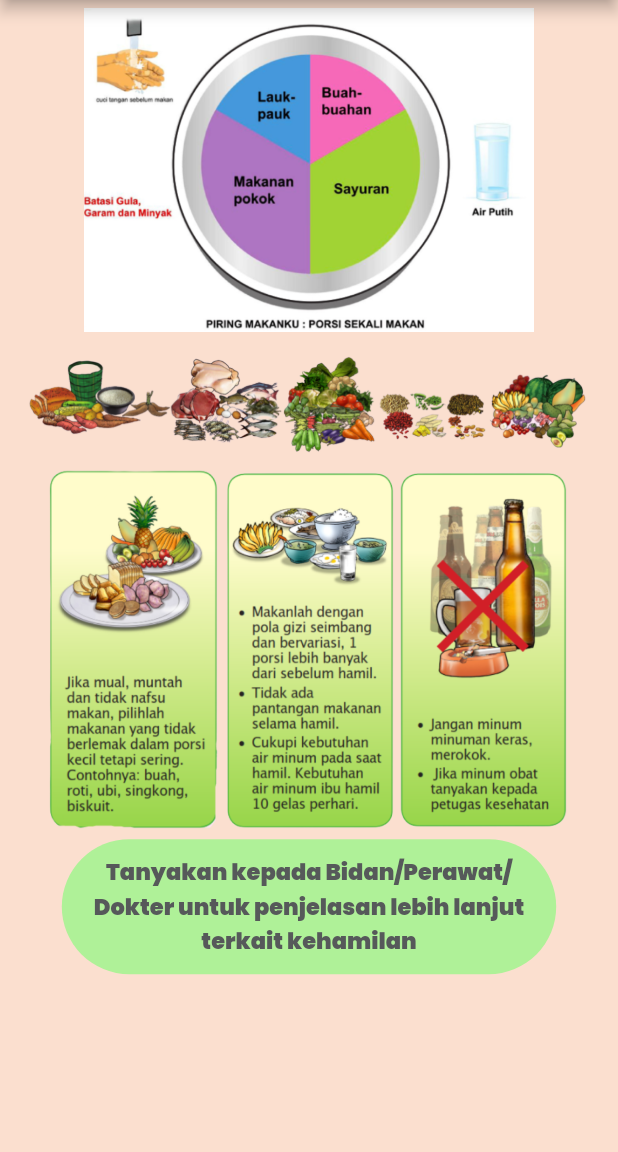
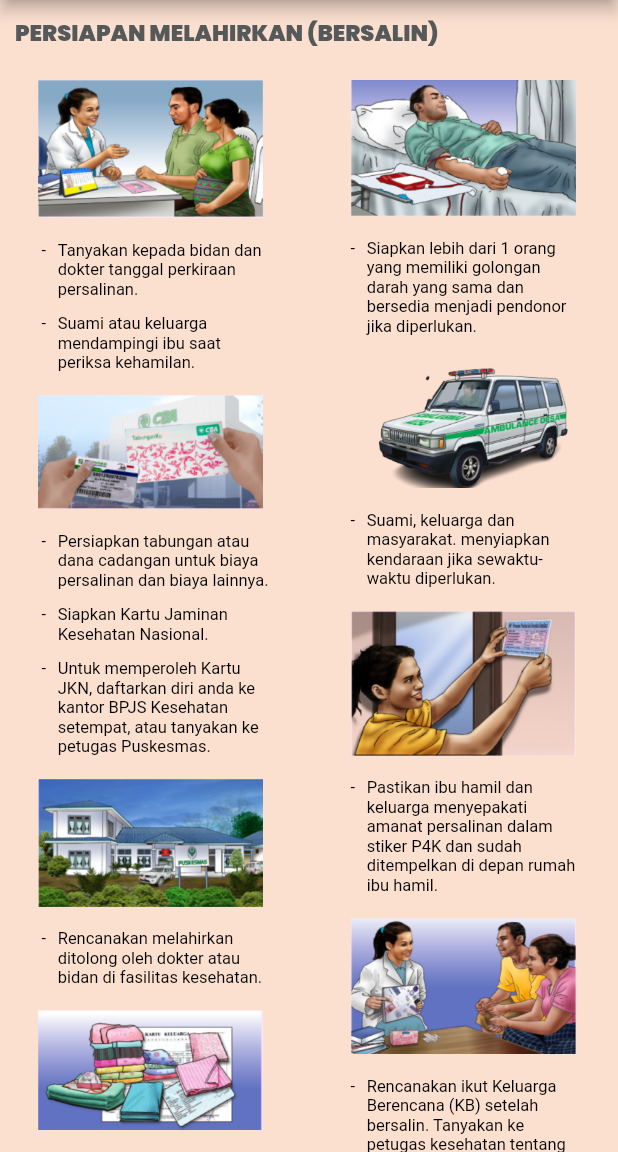
Before and after one commit to Rwhytm/My_ADA-Flutter, a Flutter app: the screen it shows after launch, on a phone screen of 412 x 824 dp, the part 84-1236 px from its top. Run offline on Flutter 3.47's test engine with Material 2 defaults, Android fonts, the phone set to English and light mode, and no system bars; our stand-ins replace google_fonts; missing offline and left inert: dart:ffi.

Commit message:
page ibu hamil 7 done

```diff
--- a/buku_kia/lib/main.dart
+++ b/buku_kia/lib/main.dart
@@ -4,6 +4,7 @@ import 'package:buku_kia/pages/ibu_hamil/ibuhamil3.dart';
 import 'package:buku_kia/pages/ibu_hamil/ibuhamil4.dart';
 import 'package:buku_kia/pages/ibu_hamil/ibuhamil5.dart';
 import 'package:buku_kia/pages/ibu_hamil/ibuhamil6.dart';
+import 'package:buku_kia/pages/ibu_hamil/ibuhamil7.dart';
 import 'package:buku_kia/pages/penjelasan_umum.dart';
 import 'package:buku_kia/pages/splash_screen.dart';
 import 'package:flutter/material.dart';
@@ -17,7 +18,7 @@ class MyApp extends StatelessWidget {
   Widget build(BuildContext context) {
     return MaterialApp(
       debugShowCheckedModeBanner: false,
-      home: IbuHamil6(),
+      home: IbuHamil7(),
     );
   }
 }
--- /dev/null
+++ b/buku_kia/lib/pages/ibu_hamil/ibuhamil7.dart
@@ -0,0 +1,236 @@
+import 'package:buku_kia/themes/color.dart';
+import 'package:buku_kia/themes/font.dart';
+import 'package:buku_kia/widgets/deskripsi_widget.dart';
+import 'package:buku_kia/widgets/judul_besar.dart';
+import 'package:buku_kia/widgets/list_deskripsi.dart';
+import 'package:buku_kia/widgets/subtitle_biru.dart';
+import 'package:flutter/material.dart';
+
+class IbuHamil7 extends StatelessWidget {
+  const IbuHamil7({Key? key}) : super(key: key);
+
+  @override
+  Widget build(BuildContext context) {
+    final width = MediaQuery.of(context).size.width;
+    return Scaffold(
+      backgroundColor: orangeMuda,
+      appBar: AppBar(
+        backgroundColor: orangeTua,
+        actions: [
+          Padding(
+            padding: const EdgeInsets.only(right: 10),
+            child: Align(
+              alignment: Alignment.center,
+              child: Text(
+                'Ibu Hamil',
+                style: judulAppBAr,
+              ),
+            ),
+          ),
+        ],
+        centerTitle: false,
+      ),
+      body: SingleChildScrollView(
+        child: Column(
+          crossAxisAlignment: CrossAxisAlignment.start,
+          children: [
+            const JudulBesar(judul: "PERSIAPAN MELAHIRKAN (BERSALIN)"),
+            Row(
+              mainAxisAlignment: MainAxisAlignment.spaceBetween,
+              crossAxisAlignment: CrossAxisAlignment.start,
+              children: <Widget>[
+                Column(
+                  crossAxisAlignment: CrossAxisAlignment.start,
+                  children: [
+                    Padding(
+                      padding: const EdgeInsets.fromLTRB(25, 10, 25, 10),
+                      child: Image.asset(
+                        'assets/images/konsultasi.png',
+                        width: 150,
+                      ),
+                    ),
+                    Container(
+                      width: width * 0.5,
+                      child: Column(
+                        children: const <Widget>[
+                          ListDeskripsiWidget(
+                            nomor: " - ",
+                            deskripsi:
+                                "Tanyakan	kepada bidan dan dokter tanggal perkiraan persalinan.",
+                            padding: 25,
+                          ),
+                          ListDeskripsiWidget(
+                            nomor: " - ",
+                            deskripsi:
+                                "Suami atau keluarga mendampingi ibu saat periksa kehamilan.",
+                            padding: 25,
+                          ),
+                        ],
+                      ),
+                    ),
+                    Padding(
+                      padding: const EdgeInsets.fromLTRB(25, 10, 25, 10),
+                      child: Image.asset(
+                        'assets/images/asuransi.png',
+                        width: 150,
+                      ),
+                    ),
+                    Container(
+                      width: width * 0.5,
+                      child: Column(
+                        children: const <Widget>[
+                          ListDeskripsiWidget(
+                            nomor: " - ",
+                            deskripsi:
+                                "Persiapkan tabungan atau dana cadangan untuk biaya persalinan dan biaya lainnya.",
+                            padding: 25,
+                          ),
+                          ListDeskripsiWidget(
+                            nomor: " - ",
+                            deskripsi:
+                                "Siapkan Kartu Jaminan Kesehatan Nasional.",
+                            padding: 25,
+                          ),
+                          ListDeskripsiWidget(
+                            nomor: " - ",
+                            deskripsi:
+                                "Untuk memperoleh Kartu JKN, daftarkan diri anda ke kantor BPJS Kesehatan setempat, atau tanyakan ke petugas Puskesmas.",
+                            padding: 25,
+                          ),
+                        ],
+                      ),
+                    ),
+                    Padding(
+                      padding: const EdgeInsets.fromLTRB(25, 10, 25, 10),
+                      child: Image.asset(
+                        'assets/images/rumah.png',
+                        width: 150,
+                      ),
+                    ),
+                    Container(
+                      width: width * 0.5,
+                      child: Column(
+                        children: const <Widget>[
+                          ListDeskripsiWidget(
+                            nomor: " - ",
+                            deskripsi:
+                                "Rencanakan	melahirkan ditolong oleh dokter atau bidan di fasilitas kesehatan.",
+                            padding: 25,
+                          ),
+                        ],
+                      ),
+                    ),
+                    Padding(
+                      padding: const EdgeInsets.fromLTRB(25, 10, 25, 10),
+                      child: Image.asset(
+                        'assets/images/baju.png',
+                        width: 150,
+                      ),
+                    ),
+                    Container(
+                      width: width * 0.5,
+                      child: Column(
+                        children: const <Widget>[
+                          ListDeskripsiWidget(
+                            nomor: " - ",
+                            deskripsi:
+                                "Siapkan KTP, Kartu Keluarga, dan keperluan lain untuk ibu dan bayi yang akan dilahirkan.",
+                            padding: 25,
+                          ),
+                        ],
+                      ),
+                    ),
+                  ],
+                ),
+                Column(
+                  children: [
+                    Padding(
+                      padding: const EdgeInsets.fromLTRB(25, 10, 25, 10),
+                      child: Image.asset(
+                        'assets/images/sakit.png',
+                        width: 150,
+                      ),
+                    ),
+                    Container(
+                      width: width * 0.5,
+                      child: Column(
+                        children: const <Widget>[
+                          ListDeskripsiWidget(
+                            nomor: " - ",
+                            deskripsi:
+                                "Siapkan lebih dari 1 orang yang memiliki golongan darah yang sama dan bersedia menjadi pendonor jika diperlukan.",
+                            padding: 25,
+                          ),
+                        ],
+                      ),
+                    ),
+                    Padding(
+                      padding: const EdgeInsets.fromLTRB(25, 10, 25, 10),
+                      child: Image.asset(
+                        'assets/images/ambulance.png',
+                        width: 150,
+                      ),
+                    ),
+                    Container(
+                      width: width * 0.5,
+                      child: Column(
+                        children: const <Widget>[
+                          ListDeskripsiWidget(
+                            nomor: " - ",
+                            deskripsi:
+                                "Suami, keluarga dan masyarakat. menyiapkan kendaraan jika sewaktu-waktu diperlukan.",
+                            padding: 25,
+                          ),
+                        ],
+                      ),
+                    ),
+                    Padding(
+                      padding: const EdgeInsets.fromLTRB(25, 10, 25, 10),
+                      child: Image.asset(
+                        'assets/images/nempel.png',
+                        width: 150,
+                      ),
+                    ),
+                    Container(
+                      width: width * 0.5,
+                      child: Column(
+                        children: const <Widget>[
+                          ListDeskripsiWidget(
+                            nomor: " - ",
+                            deskripsi:
+                                "Pastikan ibu hamil dan keluarga menyepakati amanat persalinan dalam stiker P4K dan sudah ditempelkan di depan rumah ibu hamil.",
+                            padding: 25,
+                          ),
+                        ],
+                      ),
+                    ),
+                    Padding(
+                      padding: const EdgeInsets.fromLTRB(25, 10, 25, 10),
+                      child: Image.asset(
+                        'assets/images/konsultasi2.png',
+                        width: 150,
+                      ),
+                    ),
+                    Container(
+                      width: width * 0.5,
+                      child: Column(
+                        children: const <Widget>[
+                          ListDeskripsiWidget(
+                            nomor: " - ",
+                            deskripsi:
+                                "Rencanakan ikut Keluarga Berencana (KB) setelah bersalin. Tanyakan ke petugas kesehatan tentang cara ber-KB.",
+                            padding: 25,
+                          ),
+                        ],
+                      ),
+                    ),
+                  ],
+                ),
+              ],
+            ),
+          ],
+        ),
+      ),
+    );
+  }
+}
```
Also changed, not shown: buku_kia/assets/images/ambulance.png (added), buku_kia/assets/images/asuransi.png (added), buku_kia/assets/images/baju.png (added), buku_kia/assets/images/konsultasi.png (added), buku_kia/assets/images/konsultasi2.png (added), buku_kia/assets/images/nempel.png (added), buku_kia/assets/images/rumah.png (added), buku_kia/assets/images/sakit.png (added).
